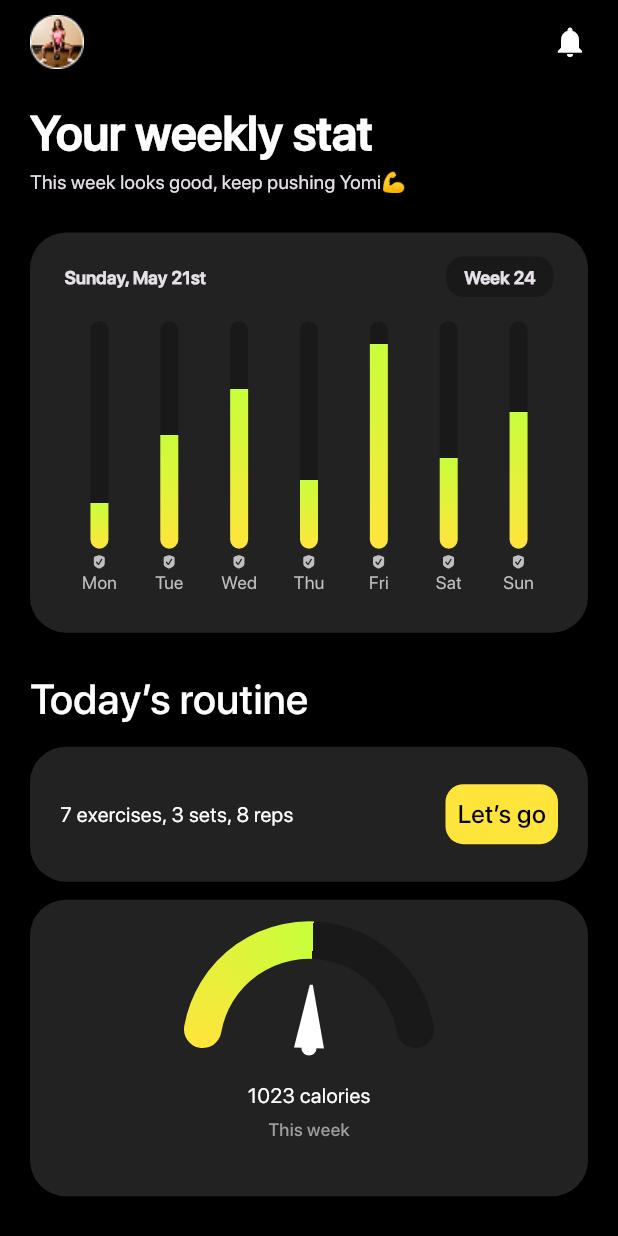
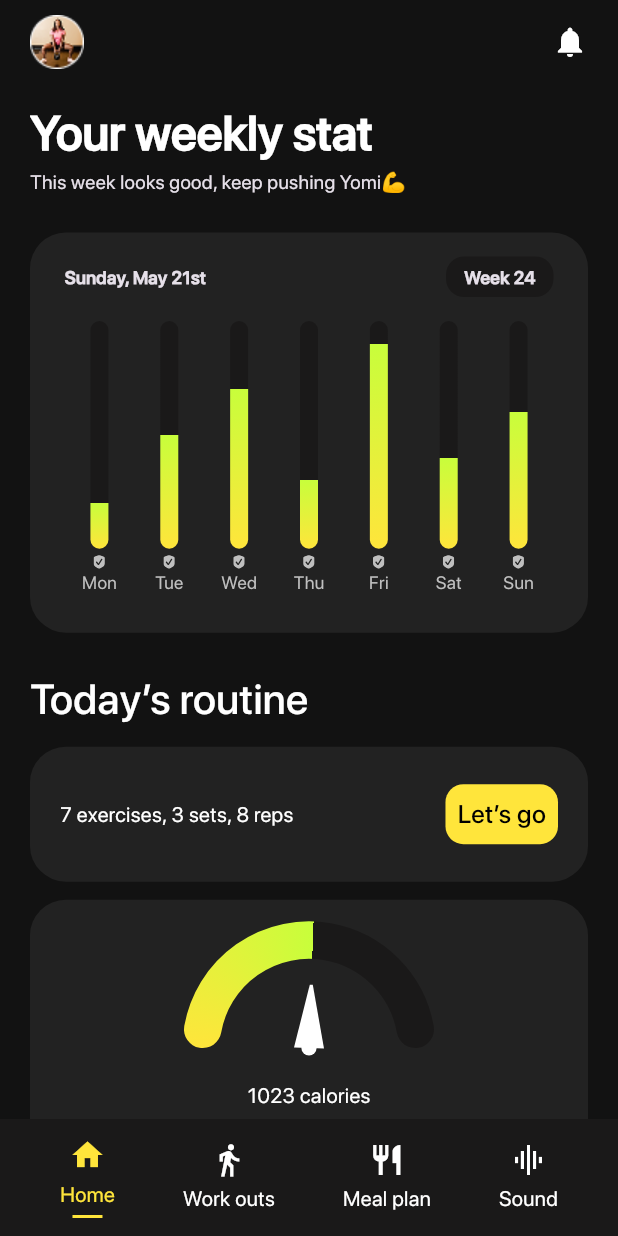
Before and after one commit to MostafaAkep/you_fit, a Flutter app: the HomeView screen opened directly, on a phone screen of 412 x 824 dp. Run offline on Flutter 3.47's test engine with Material 3 defaults, Android fonts, the phone set to English and light mode, and no system bars; drawn by our look-alikes of fl_chart, syncfusion_flutter_gauges; our stand-ins replace flutter_svg, font_awesome_flutter, go_router, supabase_flutter; accounts and stored records are empty; project files that could hold a hidden picture were left out.

Commit message:
finish home ui

```diff
--- a/lib/core/theme/app_colors.dart
+++ b/lib/core/theme/app_colors.dart
@@ -2,9 +2,12 @@ import 'package:flutter/material.dart';
 
 class AppColors {
   static const Color backgroundColor = Color(0xFF222222);
+  static const Color mainBackgroundColor = Color(0xff121212);
+  static const Color navBarColor = Color(0xff1A1919);
   static const Color grey = Color(0xffBFBFBF);
   static const Color columnBar = Color(0xff1A1919);
   static const Color yellowGradient = Color(0xFFFFE53B);
+  static const Color yellow = Color(0xFFFFE53B);
   static const Color greenGradient = Color(0xFFC8FE3B);
   static const LinearGradient yellowToGreenGradient = LinearGradient(
     begin: Alignment.bottomCenter,
--- a/lib/features/home/presentation/views/home_view.dart
+++ b/lib/features/home/presentation/views/home_view.dart
@@ -1,6 +1,7 @@
 import 'package:fitness_app/core/theme/app_colors.dart';
 import 'package:fitness_app/core/utils/assets.dart';
 import 'package:fitness_app/features/home/presentation/views/widgets/calories_tracker.dart';
+import 'package:fitness_app/features/home/presentation/views/widgets/nav_bar.dart';
 import 'package:fitness_app/features/home/presentation/views/widgets/progress_widget.dart';
 import 'package:fitness_app/core/widgets/top_messages.dart';
 import 'package:flutter/material.dart';
@@ -103,6 +104,7 @@ class HomeView extends StatelessWidget {
           ),
         ),
       ),
+      bottomNavigationBar: const CustomBottomNav(),
     );
   }
 }
--- /dev/null
+++ b/lib/features/home/presentation/views/widgets/nav_bar.dart
@@ -0,0 +1,64 @@
+import 'package:fitness_app/core/theme/app_colors.dart';
+import 'package:flutter/material.dart';
+
+class CustomBottomNav extends StatefulWidget {
+  const CustomBottomNav({super.key});
+
+  @override
+  State<CustomBottomNav> createState() => _CustomBottomNavState();
+}
+
+class _CustomBottomNavState extends State<CustomBottomNav> {
+  int selectedIndex = 0;
+
+  final List<Map<String, dynamic>> items = [
+    {"icon": Icons.home, "label": "Home"},
+    {"icon": Icons.directions_walk, "label": "Work outs"},
+    {"icon": Icons.restaurant, "label": "Meal plan"},
+    {"icon": Icons.graphic_eq, "label": "Sound"},
+  ];
+
+  @override
+  Widget build(BuildContext context) {
+    return Container(
+      color: AppColors.navBarColor,
+      padding: const EdgeInsets.symmetric(horizontal: 40, vertical: 12),
+      child: Row(
+        mainAxisAlignment: MainAxisAlignment.spaceBetween,
+        children: List.generate(items.length, (index) {
+          final isSelected = selectedIndex == index;
+          return InkWell(
+            onTap: () {
+              setState(() {
+                selectedIndex = index;
+              });
+            },
+            child: Column(
+              mainAxisSize: MainAxisSize.min,
+              children: [
+                Icon(
+                  items[index]["icon"],
+                  color: isSelected ? AppColors.yellow : Colors.white,
+                ),
+                const SizedBox(height: 4),
+                Text(
+                  items[index]["label"],
+                  style: TextStyle(
+                    color: isSelected ? AppColors.yellow : Colors.white,
+                  ),
+                ),
+                if (isSelected)
+                  Container(
+                    margin: const EdgeInsets.only(top: 4),
+                    height: 2,
+                    width: 20,
+                    color: AppColors.yellow,
+                  ),
+              ],
+            ),
+          );
+        }),
+      ),
+    );
+  }
+}
--- a/lib/main.dart
+++ b/lib/main.dart
@@ -1,4 +1,5 @@
 import 'package:fitness_app/core/navigation/app_router.dart';
+import 'package:fitness_app/core/theme/app_colors.dart';
 
 import 'package:flutter/material.dart';
 import 'package:supabase_flutter/supabase_flutter.dart';
@@ -25,9 +26,9 @@ class MyApp extends StatelessWidget {
       title: 'Fitness App',
       theme: ThemeData(
         brightness: Brightness.dark,
-        scaffoldBackgroundColor: Colors.black,
+        scaffoldBackgroundColor: AppColors.mainBackgroundColor,
         appBarTheme: const AppBarTheme(
-          backgroundColor: Colors.black,
+          backgroundColor: AppColors.mainBackgroundColor,
           surfaceTintColor: Colors.transparent,
         ),
         fontFamily: "SFPRODISPLAY",
```
